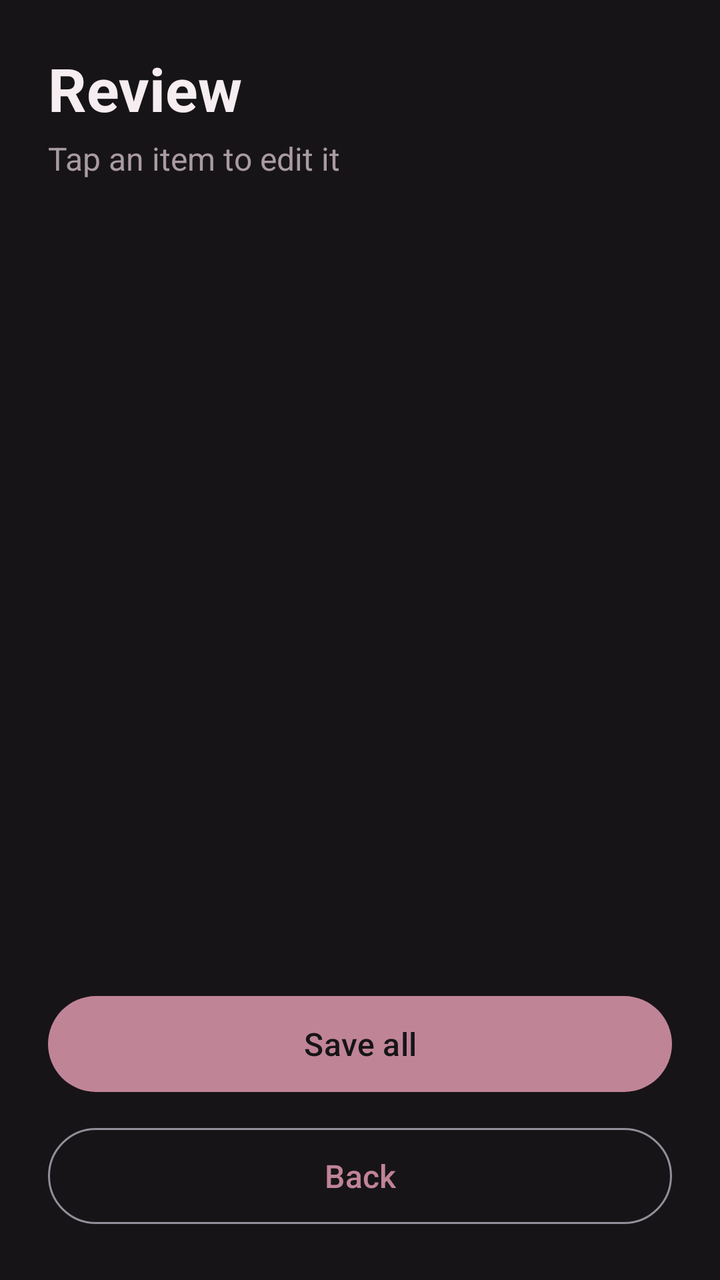
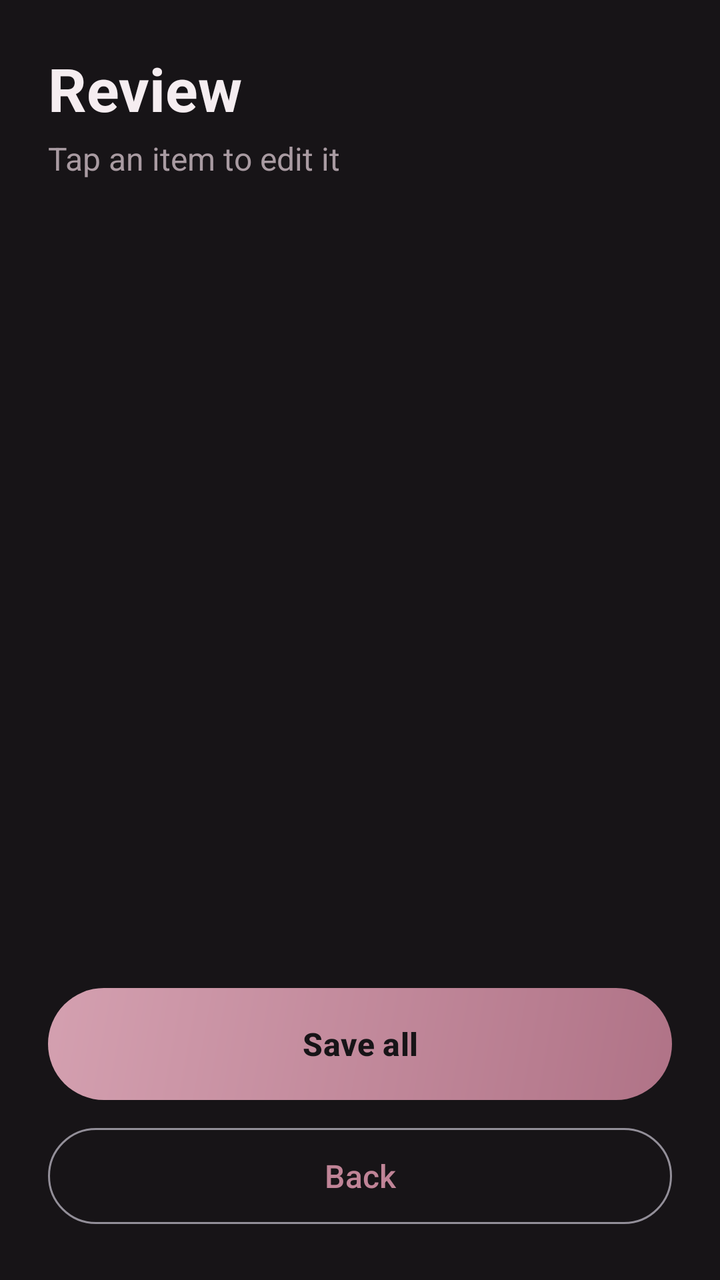

An Android layout rendered at two revisions. The XML below is the earlier revision; the diff shows what the commit changed to produce the second picture.
<!-- AndroidManifest.xml: application theme Theme.Unsaid -->
<!-- res/layout/activity_review.xml -->
<?xml version="1.0" encoding="utf-8"?>
<LinearLayout xmlns:android="http://schemas.android.com/apk/res/android"
    xmlns:app="http://schemas.android.com/apk/res-auto"
    android:layout_width="match_parent"
    android:layout_height="match_parent"
    android:background="@color/unsaid_background"
    android:orientation="vertical"
    android:padding="24dp">

    <TextView
        android:layout_width="wrap_content"
        android:layout_height="wrap_content"
        android:text="Review"
        android:textColor="@color/unsaid_text"
        android:textSize="30sp"
        android:textStyle="bold" />

    <TextView
        android:id="@+id/tvStatus"
        android:layout_width="wrap_content"
        android:layout_height="wrap_content"
        android:layout_marginTop="4dp"
        android:text="Tap an item to edit it"
        android:textColor="@color/unsaid_text_secondary"
        android:textSize="16sp" />

    <ScrollView
        android:layout_width="match_parent"
        android:layout_height="0dp"
        android:layout_marginTop="24dp"
        android:layout_weight="1">

        <LinearLayout
            android:id="@+id/taskList"
            android:layout_width="match_parent"
            android:layout_height="wrap_content"
            android:orientation="vertical" />
    </ScrollView>

    <com.google.android.material.button.MaterialButton
        android:id="@+id/btnSave"
        android:layout_width="match_parent"
        android:layout_height="56dp"
        android:layout_marginTop="16dp"
        android:text="Save all"
        android:textSize="16sp"
        app:cornerRadius="28dp" />

    <com.google.android.material.button.MaterialButton
        android:id="@+id/btnBack"
        style="@style/Widget.Material3.Button.OutlinedButton"
        android:layout_width="match_parent"
        android:layout_height="56dp"
        android:layout_marginTop="10dp"
        android:text="Back"
        android:textSize="16sp"
        app:cornerRadius="28dp" />

</LinearLayout>
<!-- resources referenced by this layout -->
<resources>
  <color name="unsaid_background">#171417</color>
  <color name="unsaid_text">#F5EDF0</color>
  <color name="unsaid_text_secondary">#A99BA2</color>
  <style name="Theme.Unsaid" parent="Base.Theme.Unsaid" />
  <style name="Base.Theme.Unsaid" parent="Theme.Material3.Dark.NoActionBar">
          <item name="colorPrimary">@color/unsaid_accent</item>
          <item name="colorOnPrimary">@color/unsaid_background</item>
          <item name="android:colorBackground">@color/unsaid_background</item>
          <item name="colorOnBackground">@color/unsaid_text</item>
          <item name="colorSurface">@color/unsaid_surface</item>
          <item name="colorOnSurface">@color/unsaid_text</item>
          <item name="colorOnSurfaceVariant">@color/unsaid_text_secondary</item>
          <item name="android:statusBarColor">@color/unsaid_background</item>
          <item name="android:navigationBarColor">@color/unsaid_background</item>
      </style>
  <color name="unsaid_accent">#C08497</color>
  <color name="unsaid_surface">#242025</color>
</resources>

<!-- the commit's change to res/layout/activity_review.xml (unified diff, before → after) -->
@@ -44,7 +44,11 @@
         android:layout_marginTop="16dp"
         android:text="Save all"
         android:textSize="16sp"
-        app:cornerRadius="28dp" />
+        app:cornerRadius="28dp"
+        android:background="@drawable/bg_rose_card"
+        app:backgroundTint="@null"
+        android:textColor="@color/unsaid_background"
+        android:textStyle="bold" />
 
     <com.google.android.material.button.MaterialButton
         android:id="@+id/btnBack"
<!-- resource entries referenced after the edit -->
@@ -3,6 +3,16 @@
   <color name="unsaid_background">#171417</color>
   <color name="unsaid_text">#F5EDF0</color>
   <color name="unsaid_text_secondary">#A99BA2</color>
+  <!-- drawable bg_rose_card (drawable) -->
+  <?xml version="1.0" encoding="utf-8"?>
+  <shape xmlns:android="http://schemas.android.com/apk/res/android"
+      android:shape="rectangle">
+      <gradient
+          android:angle="315"
+          android:endColor="#B07387"
+          android:startColor="#D4A0B0" />
+      <corners android:radius="28dp" />
+  </shape>
   <style name="Theme.Unsaid" parent="Base.Theme.Unsaid" />
   <style name="Base.Theme.Unsaid" parent="Theme.Material3.Dark.NoActionBar">
           <item name="colorPrimary">@color/unsaid_accent</item>
